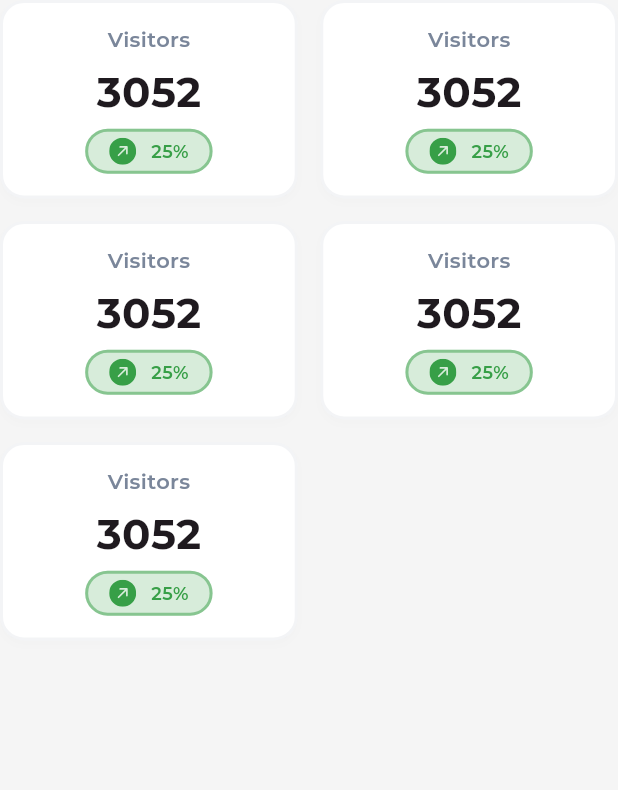
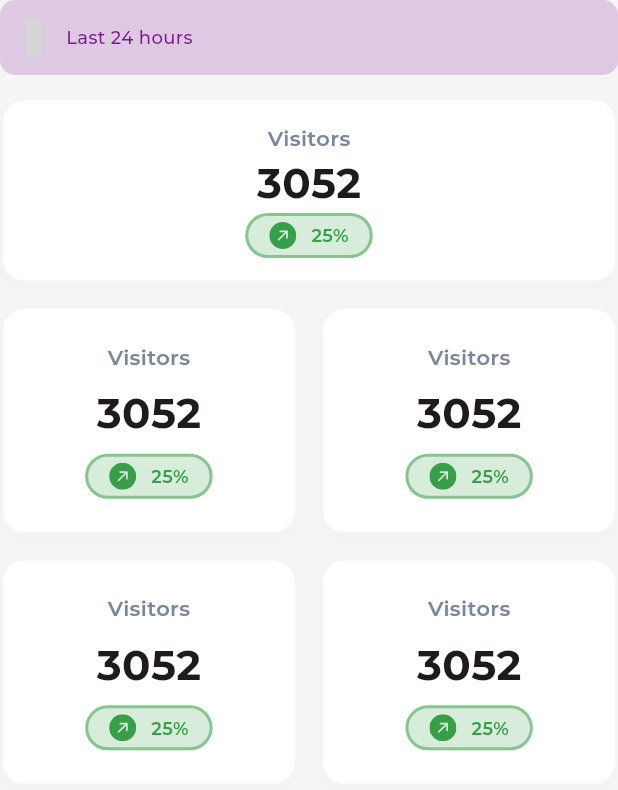
Before and after one commit to ericknamukolo/pulse, a Flutter app: the OverviewScreen widget shown alone on an empty page, opened directly, on a phone screen of 412 x 824 dp. Shown: the top 790 px of the screen. Run offline on Flutter 3.47's test engine with Material 3 defaults, Android fonts, the light colour scheme and no system bars; our stand-ins replace equatable, flutter_bloc, icons_plus, logger, shared_preferences; accounts and stored records are empty; project files that could hold a hidden picture were left out; grey boxes are pictures that could not be loaded.

Commit message:
done with summary ui

```diff
--- a/lib/features/overview/overview_screen.dart
+++ b/lib/features/overview/overview_screen.dart
@@ -1,7 +1,9 @@
 import 'package:flutter/material.dart';
+import 'package:icons_plus/icons_plus.dart';
 import 'package:pulse/utils/colors.dart';
 import 'package:pulse/utils/text.dart';
 import 'package:pulse/widgets/container_wrapper.dart';
+import 'package:pulse/widgets/drop_down_btn.dart';
 
 import 'widgets/stat_card.dart';
 
@@ -11,16 +13,23 @@ class OverviewScreen extends StatelessWidget {
   @override
   Widget build(BuildContext context) {
     return Column(
+      spacing: 15,
       children: [
+        DropDownBtn(
+          click: () {},
+          icon: Iconsax.timer_1_bold,
+          title: 'Last 24 hours',
+        ),
+        StatCard(),
         GridView.builder(
           gridDelegate: SliverGridDelegateWithFixedCrossAxisCount(
             crossAxisCount: 2,
             crossAxisSpacing: 15,
             mainAxisSpacing: 15,
-            childAspectRatio: 1.5,
+            childAspectRatio: 1.3,
           ),
           itemBuilder: (_, i) => StatCard(),
-          itemCount: 5,
+          itemCount: 4,
           shrinkWrap: true,
           physics: NeverScrollableScrollPhysics(),
         )
--- a/lib/features/overview/widgets/stat_card.dart
+++ b/lib/features/overview/widgets/stat_card.dart
@@ -13,7 +13,7 @@ class StatCard extends StatelessWidget {
   @override
   Widget build(BuildContext context) {
     return ContainerWrapper(
-      padding: 10.0,
+      padding: 15.0,
       bRadius: 16,
       child: Column(
         mainAxisAlignment: MainAxisAlignment.spaceEvenly,
--- /dev/null
+++ b/lib/widgets/drop_down_btn.dart
@@ -0,0 +1,54 @@
+import 'package:flutter/material.dart';
+import 'package:pulse/utils/colors.dart';
+import 'package:pulse/utils/text.dart';
+
+class DropDownBtn extends StatelessWidget {
+  const DropDownBtn({
+    super.key,
+    required this.click,
+    required this.icon,
+    this.title,
+    this.hint,
+  });
+
+  final String? title;
+  final String? hint;
+
+  final VoidCallback click;
+  final IconData icon;
+
+  @override
+  Widget build(BuildContext context) {
+    return InkWell(
+      onTap: click,
+      borderRadius: BorderRadius.circular(10.0),
+      child: Container(
+        padding: const EdgeInsets.symmetric(horizontal: 10),
+        height: 50,
+        width: double.infinity,
+        decoration: BoxDecoration(
+          color: kPrimaryColor.withOpacity(.2),
+          borderRadius: BorderRadius.circular(10.0),
+        ),
+        child: Row(
+          children: [
+            Icon(icon, color: kPrimaryColor),
+            const SizedBox(width: 10),
+            Expanded(
+              child: Text(
+                title ?? hint ?? 'Choose Province/State',
+                maxLines: 1,
+                overflow: TextOverflow.ellipsis,
+                style: kBodyTextStyle.copyWith(
+                  color: title == null
+                      ? kGreyColor.withOpacity(.5)
+                      : kPrimaryColor,
+                ),
+              ),
+            ),
+          ],
+        ),
+      ),
+    );
+  }
+}
```
